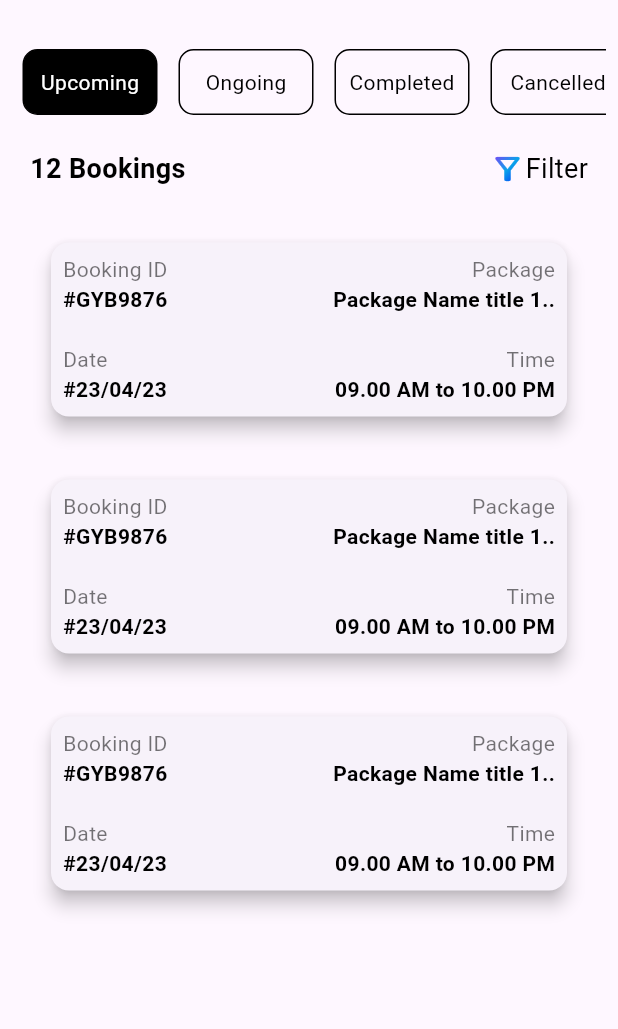
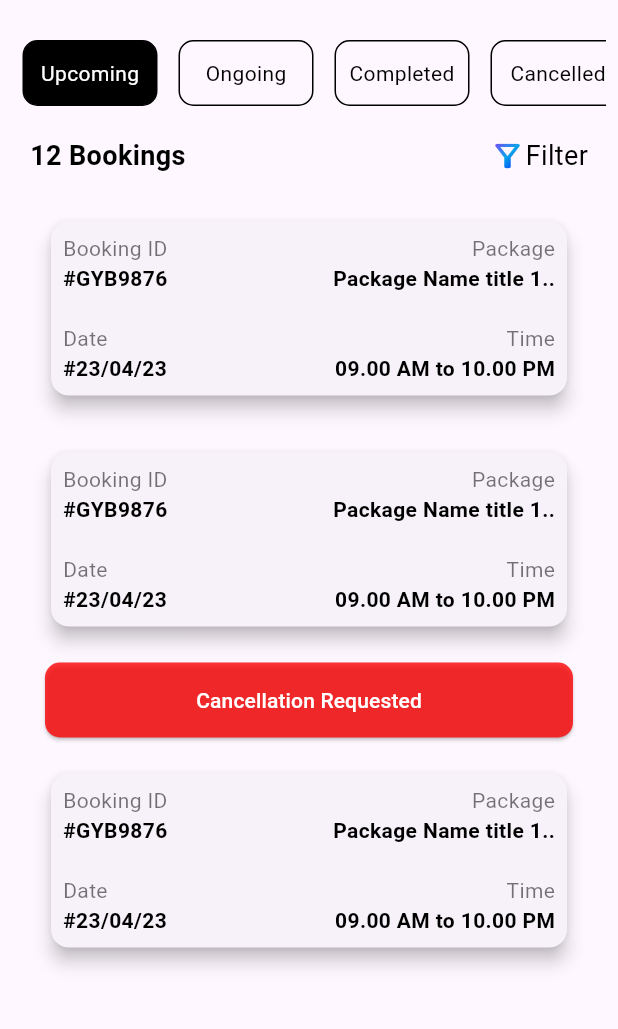
Before and after one commit to AtharvaParadkar/Flutterrr, a Flutter app: the GymBox screen opened directly, on a phone screen of 412 x 824 dp, the part 71-1100 px from its top. Run offline on Flutter 3.47's test engine with Material 3 defaults, Android fonts, the phone set to English and light mode, and no system bars; our stand-ins replace another_carousel_pro, carousel_slider, fluttertoast, local_auth; missing offline and left inert: qr_code_scanner; network calls fail.

Commit message:
Gym Box Booking

```diff
--- a/lib/Screens/GymBox_Screens/gymbox.dart
+++ b/lib/Screens/GymBox_Screens/gymbox.dart
@@ -28,7 +28,7 @@ class _GymBoxState extends State<GymBox> {
       ),
       body: Column(
         children: [
-          SizedBox(height: 16),
+          SizedBox(height: 10),
           //~ Bookings Categories
           Container(
             height: 60,
@@ -71,7 +71,7 @@ class _GymBoxState extends State<GymBox> {
           ),
           //~ Filter
           Padding(
-            padding: const EdgeInsets.symmetric(horizontal: 20, vertical: 15),
+            padding: const EdgeInsets.symmetric(horizontal: 20, vertical: 12),
             child: Row(
               children: [
                 Text(
@@ -112,8 +112,9 @@ class _GymBoxState extends State<GymBox> {
           ),
           //~Booking Card 1
           Padding(
-            padding: EdgeInsets.symmetric(horizontal: 30, vertical: 17),
-            child: Card(elevation: 5,
+            padding: EdgeInsets.symmetric(horizontal: 30, vertical: 15),
+            child: Card(
+              elevation: 5,
               child: Padding(
                 padding: const EdgeInsets.all(8.0),
                 child: Column(
@@ -206,8 +207,9 @@ class _GymBoxState extends State<GymBox> {
           ),
           //~ Booking Card 2
           Padding(
-            padding: EdgeInsets.symmetric(horizontal: 30, vertical: 17),
-            child: Card(elevation: 5,
+            padding: EdgeInsets.symmetric(horizontal: 30, vertical: 15),
+            child: Card(
+              elevation: 5,
               child: Padding(
                 padding: const EdgeInsets.all(8.0),
                 child: Column(
@@ -298,10 +300,30 @@ class _GymBoxState extends State<GymBox> {
               ),
             ),
           ),
+          Padding(
+            padding: EdgeInsets.symmetric(horizontal: 30, vertical: 5),
+            child: ElevatedButton(
+              onPressed: () {},
+              style: ElevatedButton.styleFrom(
+                backgroundColor: Color.fromARGB(200, 255, 0, 0),
+                minimumSize: Size(double.infinity, 50),
+                shape: RoundedRectangleBorder(
+                    borderRadius: BorderRadius.circular(10)),
+              ),
+              child: Text(
+                'Cancellation Requested',
+                style: TextStyle(
+                  color: Colors.white,
+                  fontSize: 14,
+                ),
+              ),
+            ),
+          ),
           //~ Booking Card 3
           Padding(
-            padding: EdgeInsets.symmetric(horizontal: 30, vertical: 17),
-            child: Card(elevation: 5,
+            padding: EdgeInsets.symmetric(horizontal: 30, vertical: 15),
+            child: Card(
+              elevation: 5,
               child: Padding(
                 padding: const EdgeInsets.all(8.0),
                 child: Column(
```
